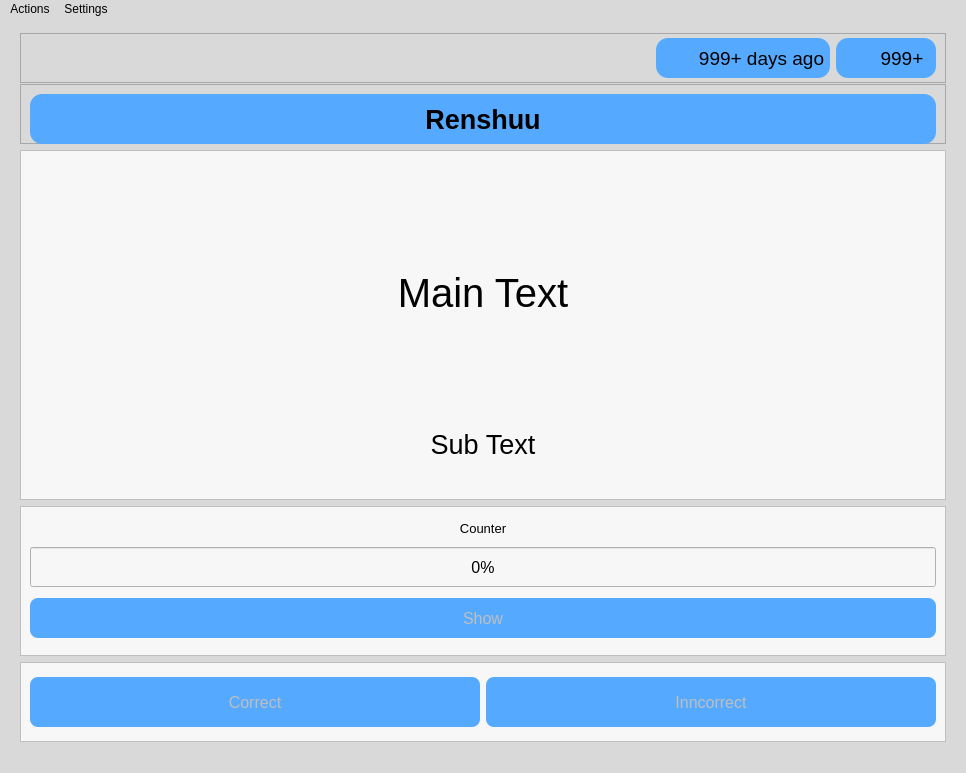
Above: src/assets/app.ui from petern2599/Vocabulary-Practice-App before the change. Below: the same form after it.
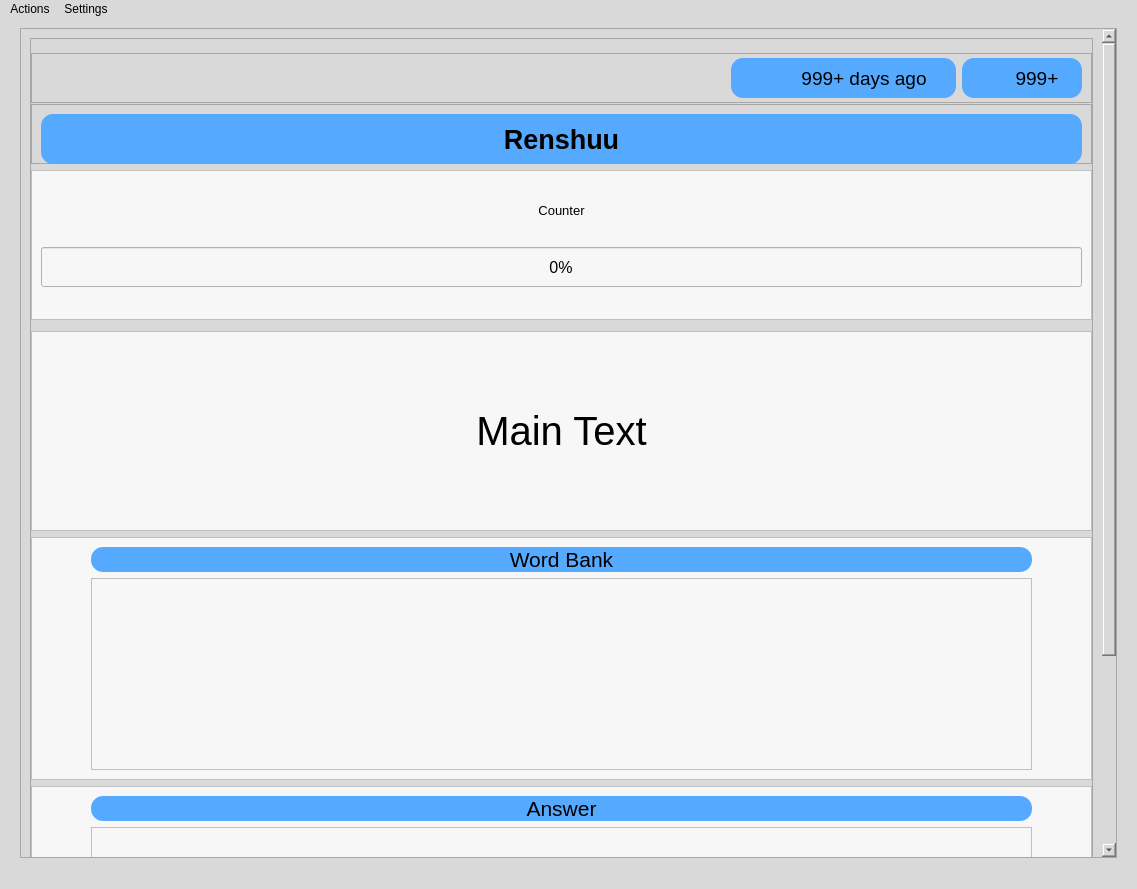
That is the form after the change. The open tabs and pages were chosen to show the change. Icons and pictures are not drawn.

Commit message: added matching practice type

Diff of the .ui file:
```diff
--- a/src/assets/app.ui
+++ b/src/assets/app.ui
@@ -6,8 +6,8 @@
    <rect>
     <x>0</x>
     <y>0</y>
-    <width>966</width>
-    <height>773</height>
+    <width>1137</width>
+    <height>889</height>
    </rect>
   </property>
   <property name="windowTitle">
@@ -25,6 +25,42 @@
      <number>20</number>
     </property>
     <item>
+     <widget class="QScrollArea" name="scrollArea">
+      <property name="minimumSize">
+       <size>
+        <width>1000</width>
+        <height>600</height>
+       </size>
+      </property>
+      <property name="widgetResizable">
+       <bool>true</bool>
+      </property>
+      <widget class="QWidget" name="scrollAreaWidgetContents">
+       <property name="geometry">
+        <rect>
+         <x>0</x>
+         <y>-205</y>
+         <width>1074</width>
+         <height>1120</height>
+        </rect>
+       </property>
+       <layout class="QVBoxLayout" name="verticalLayout_7">
+        <item>
+         <widget class="QFrame" name="frame">
+          <property name="frameShape">
+           <enum>QFrame::StyledPanel</enum>
+          </property>
+          <property name="frameShadow">
+           <enum>QFrame::Raised</enum>
+          </property>
+          <layout class="QVBoxLayout" name="verticalLayout_6">
+           <property name="leftMargin">
+            <number>0</number>
+           </property>
+           <property name="rightMargin">
+            <number>0</number>
+           </property>
+           <item>
      <widget class="QFrame" name="frame_5">
       <property name="minimumSize">
        <size>
@@ -51,25 +87,6 @@
        <property name="bottomMargin">
         <number>0</number>
        </property>
-       <item row="0" column="0">
-        <widget class="QLabel" name="label_2">
-         <property name="minimumSize">
-          <size>
-           <width>600</width>
-           <height>30</height>
-          </size>
-         </property>
-         <property name="maximumSize">
-          <size>
-           <width>999999</width>
-           <height>30</height>
-          </size>
-         </property>
-         <property name="text">
-          <string/>
-         </property>
-        </widget>
-       </item>
        <item row="0" column="2">
         <widget class="QFrame" name="streak_frame">
          <property name="sizePolicy">
@@ -80,13 +97,13 @@
          </property>
          <property name="minimumSize">
           <size>
-           <width>100</width>
+                  <width>120</width>
            <height>40</height>
           </size>
          </property>
          <property name="maximumSize">
           <size>
-           <width>100</width>
+                  <width>120</width>
            <height>40</height>
           </size>
          </property>
@@ -150,13 +167,13 @@
            <widget class="QLabel" name="streak_label">
             <property name="minimumSize">
              <size>
-              <width>50</width>
+                     <width>80</width>
               <height>30</height>
              </size>
             </property>
             <property name="maximumSize">
              <size>
-              <width>50</width>
+                     <width>80</width>
               <height>30</height>
              </size>
             </property>
@@ -182,13 +199,13 @@
         <widget class="QFrame" name="last_practice_frame">
          <property name="minimumSize">
           <size>
-           <width>174</width>
+                  <width>225</width>
            <height>40</height>
           </size>
          </property>
          <property name="maximumSize">
           <size>
-           <width>100</width>
+                  <width>225</width>
            <height>40</height>
           </size>
          </property>
@@ -246,13 +263,13 @@
            <widget class="QLabel" name="last_practice_label">
             <property name="minimumSize">
              <size>
-              <width>125</width>
+                     <width>160</width>
               <height>30</height>
              </size>
             </property>
             <property name="maximumSize">
              <size>
-              <width>125</width>
+                     <width>160</width>
               <height>30</height>
              </size>
             </property>
@@ -272,6 +289,25 @@
          </layout>
         </widget>
        </item>
+              <item row="0" column="0">
+               <widget class="QLabel" name="label_2">
+                <property name="minimumSize">
+                 <size>
+                  <width>550</width>
+                  <height>30</height>
+                 </size>
+                </property>
+                <property name="maximumSize">
+                 <size>
+                  <width>999999</width>
+                  <height>30</height>
+                 </size>
+                </property>
+                <property name="text">
+                 <string/>
+                </property>
+               </widget>
+              </item>
       </layout>
      </widget>
     </item>
@@ -347,6 +383,9 @@
             <property name="contextMenuPolicy">
              <enum>Qt::NoContextMenu</enum>
             </property>
+                   <property name="styleSheet">
+                    <string notr="true"/>
+                   </property>
             <property name="text">
              <string>Renshuu</string>
             </property>
@@ -361,110 +400,6 @@
       </layout>
      </widget>
     </item>
-    <item>
-     <widget class="QFrame" name="card_frame">
-      <property name="minimumSize">
-       <size>
-        <width>300</width>
-        <height>350</height>
-       </size>
-      </property>
-      <property name="maximumSize">
-       <size>
-        <width>16777215</width>
-        <height>16777215</height>
-       </size>
-      </property>
-      <property name="styleSheet">
-       <string notr="true">QFrame{
-	padding-right: 50px;
- 	 padding-left: 50px;
-	background-color: rgb(247, 247, 247);
-}</string>
-      </property>
-      <property name="frameShape">
-       <enum>QFrame::StyledPanel</enum>
-      </property>
-      <property name="frameShadow">
-       <enum>QFrame::Sunken</enum>
-      </property>
-      <layout class="QVBoxLayout" name="verticalLayout_2">
-       <item>
-        <widget class="QLabel" name="main_text_label">
-         <property name="sizePolicy">
-          <sizepolicy hsizetype="Preferred" vsizetype="Preferred">
-           <horstretch>0</horstretch>
-           <verstretch>0</verstretch>
-          </sizepolicy>
-         </property>
-         <property name="minimumSize">
-          <size>
-           <width>200</width>
-           <height>50</height>
-          </size>
-         </property>
-         <property name="maximumSize">
-          <size>
-           <width>16777215</width>
-           <height>200</height>
-          </size>
-         </property>
-         <property name="font">
-          <font>
-           <pointsize>30</pointsize>
-           <kerning>true</kerning>
-          </font>
-         </property>
-         <property name="styleSheet">
-          <string notr="true"/>
-         </property>
-         <property name="text">
-          <string>Main Text</string>
-         </property>
-         <property name="alignment">
-          <set>Qt::AlignCenter</set>
-         </property>
-         <property name="wordWrap">
-          <bool>true</bool>
-         </property>
-        </widget>
-       </item>
-       <item>
-        <widget class="QLabel" name="sub_text_label">
-         <property name="minimumSize">
-          <size>
-           <width>200</width>
-           <height>25</height>
-          </size>
-         </property>
-         <property name="maximumSize">
-          <size>
-           <width>199999</width>
-           <height>25</height>
-          </size>
-         </property>
-         <property name="font">
-          <font>
-           <pointsize>20</pointsize>
-          </font>
-         </property>
-         <property name="text">
-          <string>Sub Text</string>
-         </property>
-         <property name="alignment">
-          <set>Qt::AlignCenter</set>
-         </property>
-         <property name="wordWrap">
-          <bool>true</bool>
-         </property>
-         <property name="margin">
-          <number>1</number>
-         </property>
-        </widget>
-       </item>
-      </layout>
-     </widget>
-    </item>
     <item>
      <widget class="QFrame" name="frame_3">
       <property name="minimumSize">
@@ -554,6 +489,129 @@
          </property>
         </widget>
        </item>
+             </layout>
+            </widget>
+           </item>
+           <item>
+            <widget class="QStackedWidget" name="stacked_widget">
+             <property name="currentIndex">
+              <number>0</number>
+             </property>
+             <widget class="QWidget" name="writing_page">
+              <layout class="QVBoxLayout" name="verticalLayout_8">
+               <property name="leftMargin">
+                <number>0</number>
+               </property>
+               <property name="topMargin">
+                <number>5</number>
+               </property>
+               <property name="rightMargin">
+                <number>0</number>
+               </property>
+               <property name="bottomMargin">
+                <number>5</number>
+               </property>
+               <item>
+                <widget class="QFrame" name="card_frame">
+                 <property name="minimumSize">
+                  <size>
+                   <width>300</width>
+                   <height>450</height>
+                  </size>
+                 </property>
+                 <property name="maximumSize">
+                  <size>
+                   <width>16777215</width>
+                   <height>16777215</height>
+                  </size>
+                 </property>
+                 <property name="styleSheet">
+                  <string notr="true">QFrame{
+	padding-right: 50px;
+ 	 padding-left: 50px;
+	background-color: rgb(247, 247, 247);
+}</string>
+                 </property>
+                 <property name="frameShape">
+                  <enum>QFrame::StyledPanel</enum>
+                 </property>
+                 <property name="frameShadow">
+                  <enum>QFrame::Sunken</enum>
+                 </property>
+                 <layout class="QVBoxLayout" name="verticalLayout_2">
+                  <item>
+                   <widget class="QLabel" name="main_text_label">
+                    <property name="sizePolicy">
+                     <sizepolicy hsizetype="Preferred" vsizetype="Preferred">
+                      <horstretch>0</horstretch>
+                      <verstretch>0</verstretch>
+                     </sizepolicy>
+                    </property>
+                    <property name="minimumSize">
+                     <size>
+                      <width>200</width>
+                      <height>250</height>
+                     </size>
+                    </property>
+                    <property name="maximumSize">
+                     <size>
+                      <width>16777215</width>
+                      <height>250</height>
+                     </size>
+                    </property>
+                    <property name="font">
+                     <font>
+                      <pointsize>30</pointsize>
+                      <kerning>true</kerning>
+                     </font>
+                    </property>
+                    <property name="styleSheet">
+                     <string notr="true"/>
+                    </property>
+                    <property name="text">
+                     <string>Main Text</string>
+                    </property>
+                    <property name="alignment">
+                     <set>Qt::AlignCenter</set>
+                    </property>
+                    <property name="wordWrap">
+                     <bool>true</bool>
+                    </property>
+                   </widget>
+                  </item>
+                  <item>
+                   <widget class="QLabel" name="sub_text_label">
+                    <property name="minimumSize">
+                     <size>
+                      <width>200</width>
+                      <height>100</height>
+                     </size>
+                    </property>
+                    <property name="maximumSize">
+                     <size>
+                      <width>199999</width>
+                      <height>100</height>
+                     </size>
+                    </property>
+                    <property name="font">
+                     <font>
+                      <pointsize>20</pointsize>
+                     </font>
+                    </property>
+                    <property name="text">
+                     <string>Sub Text</string>
+                    </property>
+                    <property name="alignment">
+                     <set>Qt::AlignCenter</set>
+                    </property>
+                    <property name="wordWrap">
+                     <bool>true</bool>
+                    </property>
+                    <property name="margin">
+                     <number>1</number>
+                    </property>
+                   </widget>
+                  </item>
        <item>
         <widget class="QPushButton" name="show_button">
          <property name="enabled">
@@ -700,14 +758,313 @@
     </item>
    </layout>
   </widget>
+             <widget class="QWidget" name="matching_page">
+              <layout class="QVBoxLayout" name="verticalLayout_9">
+               <property name="leftMargin">
+                <number>0</number>
+               </property>
+               <property name="topMargin">
+                <number>5</number>
+               </property>
+               <property name="rightMargin">
+                <number>0</number>
+               </property>
+               <property name="bottomMargin">
+                <number>5</number>
+               </property>
+               <item>
+                <widget class="QFrame" name="card_frame2">
+                 <property name="minimumSize">
+                  <size>
+                   <width>0</width>
+                   <height>200</height>
+                  </size>
+                 </property>
+                 <property name="styleSheet">
+                  <string notr="true">QFrame{
+	padding-right: 50px;
+ 	 padding-left: 50px;
+	background-color: rgb(247, 247, 247);
+}</string>
+                 </property>
+                 <property name="frameShape">
+                  <enum>QFrame::StyledPanel</enum>
+                 </property>
+                 <property name="frameShadow">
+                  <enum>QFrame::Raised</enum>
+                 </property>
+                 <layout class="QVBoxLayout" name="verticalLayout_10">
+                  <item>
+                   <widget class="QLabel" name="main_text_label2">
+                    <property name="font">
+                     <font>
+                      <pointsize>30</pointsize>
+                     </font>
+                    </property>
+                    <property name="text">
+                     <string>Main Text</string>
+                    </property>
+                    <property name="alignment">
+                     <set>Qt::AlignCenter</set>
+                    </property>
+                    <property name="wordWrap">
+                     <bool>true</bool>
+                    </property>
+                   </widget>
+                  </item>
+                 </layout>
+                </widget>
+               </item>
+               <item>
+                <widget class="QFrame" name="word_bank_frame">
+                 <property name="styleSheet">
+                  <string notr="true">QFrame{
+	padding-right: 50px;
+ 	 padding-left: 50px;
+	background-color: rgb(247, 247, 247);
+}</string>
+                 </property>
+                 <property name="frameShape">
+                  <enum>QFrame::StyledPanel</enum>
+                 </property>
+                 <property name="frameShadow">
+                  <enum>QFrame::Raised</enum>
+                 </property>
+                 <layout class="QVBoxLayout" name="verticalLayout_11">
+                  <item>
+                   <widget class="QLabel" name="label">
+                    <property name="maximumSize">
+                     <size>
+                      <width>16777215</width>
+                      <height>50</height>
+                     </size>
+                    </property>
+                    <property name="font">
+                     <font>
+                      <pointsize>16</pointsize>
+                     </font>
+                    </property>
+                    <property name="styleSheet">
+                     <string notr="true">
+border-radius: 12px;
+background-color:rgb(85, 170, 255);
+</string>
+                    </property>
+                    <property name="text">
+                     <string>Word Bank</string>
+                    </property>
+                    <property name="alignment">
+                     <set>Qt::AlignCenter</set>
+                    </property>
+                   </widget>
+                  </item>
+                  <item>
+                   <widget class="QListWidget" name="word_bank_list">
+                    <property name="maximumSize">
+                     <size>
+                      <width>16777215</width>
+                      <height>300</height>
+                     </size>
+                    </property>
+                    <property name="font">
+                     <font>
+                      <pointsize>20</pointsize>
+                     </font>
+                    </property>
+                    <property name="styleSheet">
+                     <string notr="true">QListWidget::Item{
+	border-radius: 16px;
+	background-color:rgb(85, 170, 255);
+}</string>
+                    </property>
+                    <property name="sizeAdjustPolicy">
+                     <enum>QAbstractScrollArea::AdjustIgnored</enum>
+                    </property>
+                    <property name="dragEnabled">
+                     <bool>true</bool>
+                    </property>
+                    <property name="dragDropMode">
+                     <enum>QAbstractItemView::DragDrop</enum>
+                    </property>
+                    <property name="defaultDropAction">
+                     <enum>Qt::MoveAction</enum>
+                    </property>
+                    <property name="alternatingRowColors">
+                     <bool>false</bool>
+                    </property>
+                    <property name="movement">
+                     <enum>QListView::Snap</enum>
+                    </property>
+                    <property name="flow">
+                     <enum>QListView::LeftToRight</enum>
+                    </property>
+                    <property name="isWrapping" stdset="0">
+                     <bool>true</bool>
+                    </property>
+                    <property name="spacing">
+                     <number>20</number>
+                    </property>
+                    <property name="modelColumn">
+                     <number>0</number>
+                    </property>
+                   </widget>
+                  </item>
+                 </layout>
+                </widget>
+               </item>
+               <item>
+                <widget class="QFrame" name="answer_frame">
+                 <property name="styleSheet">
+                  <string notr="true">QFrame{
+	padding-right: 50px;
+ 	 padding-left: 50px;
+	background-color: rgb(247, 247, 247);
+}</string>
+                 </property>
+                 <property name="frameShape">
+                  <enum>QFrame::StyledPanel</enum>
+                 </property>
+                 <property name="frameShadow">
+                  <enum>QFrame::Raised</enum>
+                 </property>
+                 <layout class="QVBoxLayout" name="verticalLayout_12">
+                  <item>
+                   <widget class="QLabel" name="label_3">
+                    <property name="maximumSize">
+                     <size>
+                      <width>16777215</width>
+                      <height>50</height>
+                     </size>
+                    </property>
+                    <property name="font">
+                     <font>
+                      <pointsize>16</pointsize>
+                     </font>
+                    </property>
+                    <property name="styleSheet">
+                     <string notr="true">
+border-radius: 12px;
+background-color:rgb(85, 170, 255);
+</string>
+                    </property>
+                    <property name="text">
+                     <string>Answer</string>
+                    </property>
+                    <property name="alignment">
+                     <set>Qt::AlignCenter</set>
+                    </property>
+                   </widget>
+                  </item>
+                  <item>
+                   <widget class="QListWidget" name="answer_list">
+                    <property name="maximumSize">
+                     <size>
+                      <width>16777215</width>
+                      <height>300</height>
+                     </size>
+                    </property>
+                    <property name="font">
+                     <font>
+                      <pointsize>20</pointsize>
+                     </font>
+                    </property>
+                    <property name="styleSheet">
+                     <string notr="true">QListWidget::Item{
+	border-radius: 16px;
+	background-color:rgb(85, 170, 255);
+}</string>
+                    </property>
+                    <property name="dragEnabled">
+                     <bool>true</bool>
+                    </property>
+                    <property name="dragDropMode">
+                     <enum>QAbstractItemView::DragDrop</enum>
+                    </property>
+                    <property name="defaultDropAction">
+                     <enum>Qt::MoveAction</enum>
+                    </property>
+                    <property name="alternatingRowColors">
+                     <bool>false</bool>
+                    </property>
+                    <property name="movement">
+                     <enum>QListView::Snap</enum>
+                    </property>
+                    <property name="flow">
+                     <enum>QListView::LeftToRight</enum>
+                    </property>
+                    <property name="isWrapping" stdset="0">
+                     <bool>true</bool>
+                    </property>
+                    <property name="spacing">
+                     <number>20</number>
+                    </property>
+                    <property name="viewMode">
+                     <enum>QListView::ListMode</enum>
+                    </property>
+                    <property name="modelColumn">
+                     <number>0</number>
+                    </property>
+                   </widget>
+                  </item>
+                  <item>
+                   <widget class="QPushButton" name="enter_button">
+                    <property name="enabled">
+                     <bool>false</bool>
+                    </property>
+                    <property name="minimumSize">
+                     <size>
+                      <width>0</width>
+                      <height>50</height>
+                     </size>
+                    </property>
+                    <property name="font">
+                     <font>
+                      <pointsize>12</pointsize>
+                     </font>
+                    </property>
+                    <property name="styleSheet">
+                     <string notr="true">QPushButton{
+	border-radius: 8px;
+	background: rgb(85, 170, 255)
+}
+
+QPushButton:hover{
+	background: rgb(0, 216, 0)
+}
+
+QPushButton:pressed{
+	background: rgb(0, 144, 0)
+}</string>
+                    </property>
+                    <property name="text">
+                     <string>Enter</string>
+                    </property>
+                   </widget>
+                  </item>
+                 </layout>
+                </widget>
+               </item>
+              </layout>
+             </widget>
+            </widget>
+           </item>
+          </layout>
+         </widget>
+        </item>
+       </layout>
+      </widget>
+     </widget>
+    </item>
+   </layout>
+  </widget>
   <widget class="QStatusBar" name="statusbar"/>
   <widget class="QMenuBar" name="menubar">
    <property name="geometry">
     <rect>
      <x>0</x>
      <y>0</y>
-     <width>966</width>
-     <height>21</height>
+     <width>1137</width>
+     <height>26</height>
     </rect>
    </property>
    <widget class="QMenu" name="menuActions">
```
Left out of the diff: 11 changed lines with no effect on the pictures. Lines whose indentation alone changed are shown as unchanged. The commit also changes 9 other files.
